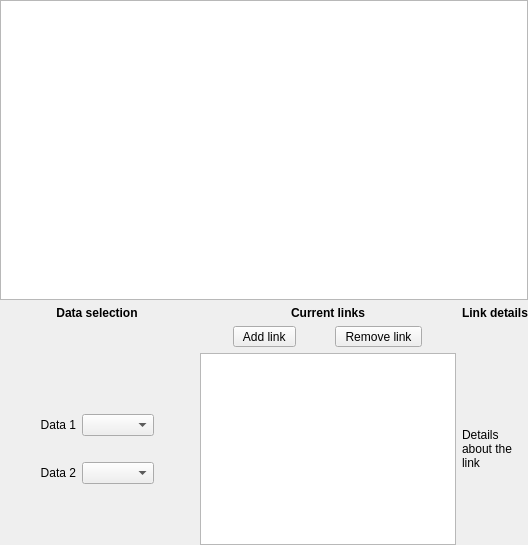
glue-viz/glue, file glue/dialogs/link_editor/qt/link_editor_widget.ui: the form before one commit.
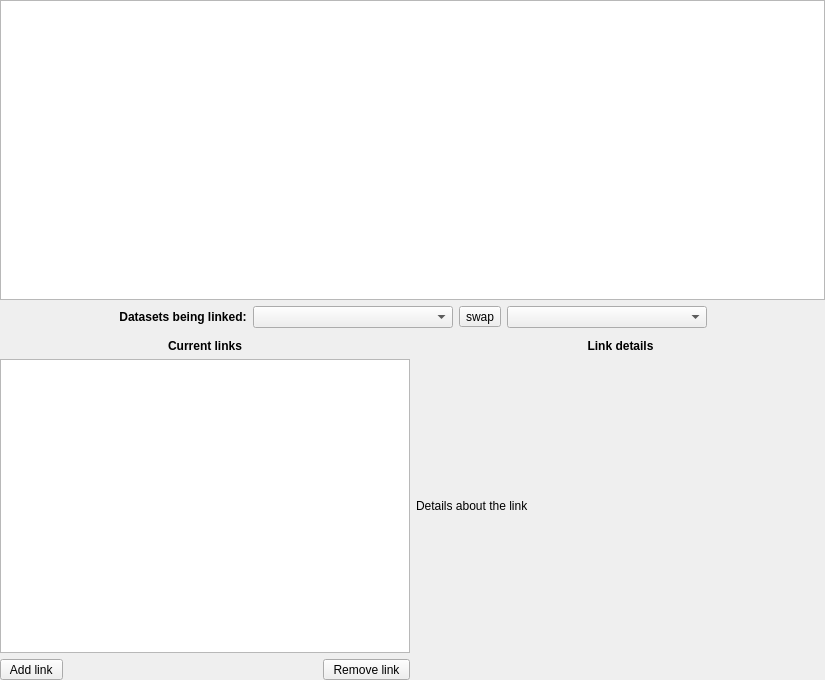
The form after the commit. Custom widgets are drawn as their Qt base class.

Patch:
```diff
--- a/glue/dialogs/link_editor/qt/link_editor_widget.ui
+++ b/glue/dialogs/link_editor/qt/link_editor_widget.ui
@@ -6,17 +6,14 @@
    <rect>
     <x>0</x>
     <y>0</y>
-    <width>808</width>
-    <height>660</height>
+    <width>825</width>
+    <height>680</height>
    </rect>
   </property>
   <property name="windowTitle">
    <string>Link Editor</string>
   </property>
   <layout class="QVBoxLayout" name="verticalLayout_2">
-   <property name="sizeConstraint">
-    <enum>QLayout::SetFixedSize</enum>
-   </property>
    <property name="leftMargin">
     <number>0</number>
    </property>
@@ -52,14 +49,86 @@
     </widget>
    </item>
    <item>
-    <layout class="QGridLayout" name="gridLayout_2">
-     <property name="sizeConstraint">
-      <enum>QLayout::SetFixedSize</enum>
-     </property>
-     <item row="3" column="0">
-      <layout class="QGridLayout" name="gridLayout_3">
-       <item row="2" column="2">
-        <spacer name="verticalSpacer_2">
+    <layout class="QHBoxLayout" name="horizontalLayout_2">
+     <item>
+      <spacer name="horizontalSpacer_2">
+       <property name="orientation">
+        <enum>Qt::Horizontal</enum>
+       </property>
+       <property name="sizeHint" stdset="0">
+        <size>
+         <width>40</width>
+         <height>20</height>
+        </size>
+       </property>
+      </spacer>
+     </item>
+     <item>
+      <widget class="QLabel" name="label_5">
+       <property name="font">
+        <font>
+         <weight>75</weight>
+         <bold>true</bold>
+        </font>
+       </property>
+       <property name="text">
+        <string>Datasets being linked:</string>
+       </property>
+       <property name="alignment">
+        <set>Qt::AlignCenter</set>
+       </property>
+      </widget>
+     </item>
+     <item>
+      <widget class="QComboBox" name="combosel_data2">
+       <property name="minimumSize">
+        <size>
+         <width>200</width>
+         <height>0</height>
+        </size>
+       </property>
+       <property name="sizeAdjustPolicy">
+        <enum>QComboBox::AdjustToMinimumContentsLength</enum>
+       </property>
+      </widget>
+     </item>
+     <item>
+      <widget class="QToolButton" name="toolButton">
+       <property name="text">
+        <string>swap</string>
+       </property>
+      </widget>
+     </item>
+     <item>
+      <widget class="QComboBox" name="combosel_data1">
+       <property name="minimumSize">
+        <size>
+         <width>200</width>
+         <height>0</height>
+        </size>
+       </property>
+       <property name="sizeAdjustPolicy">
+        <enum>QComboBox::AdjustToMinimumContentsLength</enum>
+       </property>
+      </widget>
+     </item>
+     <item>
+      <spacer name="horizontalSpacer_3">
+       <property name="orientation">
+        <enum>Qt::Horizontal</enum>
+       </property>
+       <property name="sizeHint" stdset="0">
+        <size>
+         <width>40</width>
+         <height>20</height>
+        </size>
+       </property>
+      </spacer>
+     </item>
+    </layout>
+   </item>
+   <item>
+    <spacer name="verticalSpacer">
          <property name="orientation">
           <enum>Qt::Vertical</enum>
          </property>
@@ -69,92 +138,47 @@
          <property name="sizeHint" stdset="0">
           <size>
            <width>20</width>
-           <height>20</height>
+       <height>5</height>
           </size>
          </property>
         </spacer>
        </item>
-       <item row="0" column="2">
-        <spacer name="verticalSpacer">
-         <property name="orientation">
-          <enum>Qt::Vertical</enum>
-         </property>
-         <property name="sizeHint" stdset="0">
-          <size>
-           <width>20</width>
-           <height>40</height>
-          </size>
-         </property>
-        </spacer>
-       </item>
-       <item row="1" column="0">
-        <spacer name="horizontalSpacer_4">
-         <property name="orientation">
-          <enum>Qt::Horizontal</enum>
-         </property>
-         <property name="sizeHint" stdset="0">
-          <size>
-           <width>40</width>
-           <height>20</height>
-          </size>
-         </property>
-        </spacer>
-       </item>
-       <item row="1" column="3">
-        <spacer name="horizontalSpacer_5">
-         <property name="orientation">
-          <enum>Qt::Horizontal</enum>
-         </property>
-         <property name="sizeHint" stdset="0">
-          <size>
-           <width>40</width>
-           <height>20</height>
-          </size>
-         </property>
-        </spacer>
-       </item>
-       <item row="4" column="2">
-        <spacer name="verticalSpacer_3">
-         <property name="orientation">
-          <enum>Qt::Vertical</enum>
-         </property>
-         <property name="sizeHint" stdset="0">
-          <size>
-           <width>20</width>
-           <height>40</height>
-          </size>
-         </property>
-        </spacer>
-       </item>
-       <item row="1" column="2">
-        <widget class="QComboBox" name="combosel_data1"/>
-       </item>
-       <item row="1" column="1">
-        <widget class="QLabel" name="label_2">
+   <item>
+    <layout class="QGridLayout" name="gridLayout_2">
+     <property name="sizeConstraint">
+      <enum>QLayout::SetFixedSize</enum>
+     </property>
+     <item row="2" column="1">
+      <layout class="QVBoxLayout" name="verticalLayout">
+       <item>
+        <widget class="QLabel" name="link_details">
          <property name="text">
-          <string>Data 1</string>
+          <string>Details about the link</string>
          </property>
-         <property name="alignment">
-          <set>Qt::AlignRight|Qt::AlignTrailing|Qt::AlignVCenter</set>
+         <property name="wordWrap">
+          <bool>true</bool>
          </property>
         </widget>
        </item>
-       <item row="3" column="2">
-        <widget class="QComboBox" name="combosel_data2"/>
-       </item>
-       <item row="3" column="1">
-        <widget class="QLabel" name="label_3">
-         <property name="text">
-          <string>Data 2</string>
+       <item>
+        <layout class="QGridLayout" name="link_io">
+         <property name="sizeConstraint">
+          <enum>QLayout::SetFixedSize</enum>
          </property>
-         <property name="alignment">
-          <set>Qt::AlignRight|Qt::AlignTrailing|Qt::AlignVCenter</set>
+         <property name="horizontalSpacing">
+          <number>10</number>
          </property>
-        </widget>
+         <property name="verticalSpacing">
+          <number>5</number>
+         </property>
+        </layout>
        </item>
       </layout>
      </item>
-     <item row="1" column="1">
+     <item row="2" column="0">
+      <widget class="QListWidget" name="listsel_current_link"/>
+     </item>
+     <item row="3" column="0">
       <layout class="QHBoxLayout" name="horizontalLayout_4">
        <item>
         <widget class="QToolButton" name="button_add_link">
@@ -166,6 +190,19 @@
          </property>
         </widget>
        </item>
+       <item>
+        <spacer name="horizontalSpacer_4">
+         <property name="orientation">
+          <enum>Qt::Horizontal</enum>
+         </property>
+         <property name="sizeHint" stdset="0">
+          <size>
+           <width>40</width>
+           <height>20</height>
+          </size>
+         </property>
+        </spacer>
+       </item>
        <item>
         <widget class="QToolButton" name="button_remove_link">
          <property name="text">
@@ -176,25 +213,6 @@
       </layout>
      </item>
      <item row="0" column="1">
-      <widget class="QLabel" name="label_6">
-       <property name="font">
-        <font>
-         <weight>75</weight>
-         <bold>true</bold>
-        </font>
-       </property>
-       <property name="text">
-        <string>Current links</string>
-       </property>
-       <property name="alignment">
-        <set>Qt::AlignCenter</set>
-       </property>
-      </widget>
-     </item>
-     <item row="3" column="1">
-      <widget class="QListWidget" name="listsel_current_link"/>
-     </item>
-     <item row="0" column="2">
       <widget class="QLabel" name="label_7">
        <property name="font">
         <font>
@@ -210,21 +228,8 @@
        </property>
       </widget>
      </item>
-     <item row="1" column="2">
-      <spacer name="horizontalSpacer">
-       <property name="orientation">
-        <enum>Qt::Horizontal</enum>
-       </property>
-       <property name="sizeHint" stdset="0">
-        <size>
-         <width>40</width>
-         <height>20</height>
-        </size>
-       </property>
-      </spacer>
-     </item>
      <item row="0" column="0">
-      <widget class="QLabel" name="label_5">
+      <widget class="QLabel" name="label_6">
        <property name="font">
         <font>
          <weight>75</weight>
@@ -232,39 +237,25 @@
         </font>
        </property>
        <property name="text">
-        <string>Data selection</string>
+        <string>Current links</string>
        </property>
        <property name="alignment">
         <set>Qt::AlignCenter</set>
        </property>
       </widget>
      </item>
-     <item row="3" column="2">
-      <layout class="QVBoxLayout" name="verticalLayout">
-       <item>
-        <widget class="QLabel" name="link_details">
-         <property name="text">
-          <string>Details about the link</string>
-         </property>
-         <property name="wordWrap">
-          <bool>true</bool>
-         </property>
-        </widget>
-       </item>
-       <item>
-        <layout class="QGridLayout" name="link_io">
-         <property name="sizeConstraint">
-          <enum>QLayout::SetFixedSize</enum>
-         </property>
-         <property name="horizontalSpacing">
-          <number>10</number>
-         </property>
-         <property name="verticalSpacing">
-          <number>5</number>
-         </property>
-        </layout>
-       </item>
-      </layout>
+     <item row="3" column="1">
+      <spacer name="horizontalSpacer">
+       <property name="orientation">
+        <enum>Qt::Horizontal</enum>
+       </property>
+       <property name="sizeHint" stdset="0">
+        <size>
+         <width>40</width>
+         <height>20</height>
+        </size>
+       </property>
+      </spacer>
      </item>
     </layout>
    </item>
```
Lines whose indentation alone changed are shown as unchanged.
